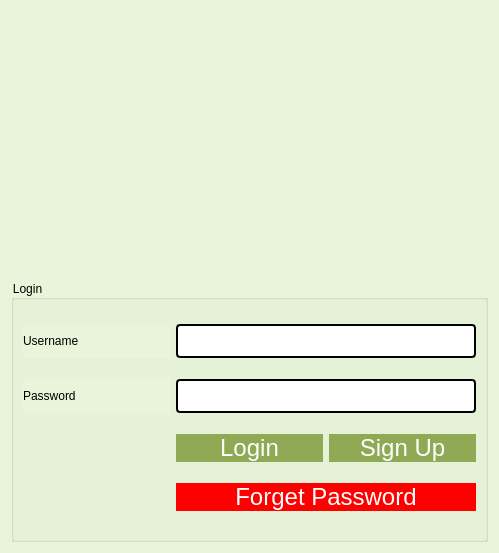
Before: the Qt Designer form Login.ui in salmajaghoua23/Library, drawn with Qt 5.
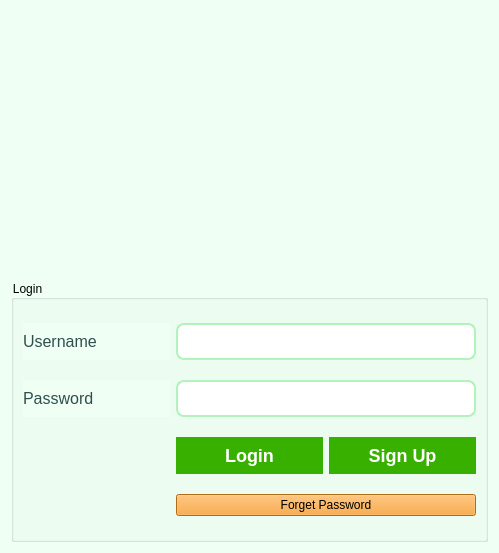
After: the same form once the commit is applied. Icons and pictures are not drawn.

Patch:
```diff
--- a/Login.ui
+++ b/Login.ui
@@ -14,7 +14,13 @@
    <string>Dialog</string>
   </property>
   <property name="styleSheet">
-   <string notr="true">background-color:#e9f5db;</string>
+   <string notr="true">QDialog {
+    background-color: #f0fff4; /* vert très doux, positif */
+    font-family: &quot;Segoe UI&quot;, sans-serif;
+    font-size: 16px;
+    color: #2f4f4f;
+}
+</string>
   </property>
   <layout class="QVBoxLayout" name="verticalLayout">
    <item>
@@ -63,7 +69,7 @@
       <string notr="true">font: 16pt &quot;georgia&quot;;
 border-color: #007200;
 color: black;
-background-color:#e9f5db;</string>
+background-color:#f0fff4;</string>
      </property>
      <property name="title">
       <string>Login</string>
@@ -72,7 +78,12 @@
       <item row="2" column="0">
        <widget class="QLabel" name="label_6">
         <property name="styleSheet">
-         <string notr="true">font: 14pt &quot;georgia&quot;;</string>
+         <string notr="true">QLabel {
+    font-family: &quot;Segoe UI&quot;, sans-serif;
+    font-size: 16px;
+    color: #2f4f4f;
+}
+</string>
         </property>
         <property name="text">
          <string>Password</string>
@@ -82,12 +93,25 @@
       <item row="2" column="1" colspan="2">
        <widget class="QLineEdit" name="password">
         <property name="styleSheet">
-         <string notr="true">QLineEdit{
-	background-color: rgb(255, 255, 255);
-	 border: 2px  solid;
-     border-radius: 4px;
-	font:24px
-}</string>
+         <string notr="true">QLineEdit {
+    background-color: #ffffff;
+    border: 2px solid #b2f2bb;
+    border-radius: 8px;
+    padding: 6px 10px;
+    font-size: 16px;
+    color: #2f4f4f;
+    transition: all 0.3s ease-in-out;
+}
+QLineEdit:hover {
+    border: 2px solid #51cf66;
+    background-color: #f8f9fa;
+}
+QLineEdit:focus {
+    border: 2px solid #38d9a9;
+    background-color: #ffffff;
+    color: #1b4332;
+}
+</string>
         </property>
         <property name="echoMode">
          <enum>QLineEdit::EchoMode::Password</enum>
@@ -100,33 +124,23 @@
          <bool>true</bool>
         </property>
         <property name="styleSheet">
-         <string notr="true">QPushButton{
-border-radius:15px;
-
-padding : 0 4px;
-background: #90a955;
-border -radius:15px;
-color: rgb(255, 255, 255);
-font: 24px;
+         <string notr="true">QPushButton {
+    background-color: #38b000;
+    color: white;
+    border: none;
+    border-radius: 20px;
+    padding: 8px 16px;
+    font-size: 18px;
+    font-weight: bold;
 }
-QPushButton:hover:!pressed
-
-{
-background:#57cc99;
+QPushButton:hover {
+    background-color: #70e000;
 }
-QToolButton
-{
-
-border-radius:10px;
-bacground:red;
-color:red;
+QPushButton:pressed {
+    background-color: #008000;
+    font-size: 17px;
 }
-
-QPushButton:pressed
-{
-              font-size: 19px;
-              transition: 0.9s; 
-}</string>
+</string>
         </property>
         <property name="text">
          <string>Login</string>
@@ -142,33 +156,23 @@
       <item row="3" column="2">
        <widget class="QPushButton" name="signUpButton">
         <property name="styleSheet">
-         <string notr="true">QPushButton{
-border-radius:15px;
-
-padding : 0 4px;
-background: #90a955;
-border -radius:15px;
-color: rgb(255, 255, 255);
-font: 24px;
+         <string notr="true">QPushButton {
+    background-color: #38b000;
+    color: white;
+    border: none;
+    border-radius: 20px;
+    padding: 8px 16px;
+    font-size: 18px;
+    font-weight: bold;
 }
-QPushButton:hover:!pressed
-
-{
-background:#57cc99;
+QPushButton:hover {
+    background-color: #70e000;
 }
-QToolButton
-{
-
-border-radius:10px;
-bacground:red;
-color:red;
+QPushButton:pressed {
+    background-color: #008000;
+    font-size: 17px;
 }
-
-QPushButton:pressed
-{
-              font-size: 19px;
-              transition: 0.9s; 
-}</string>
+</string>
         </property>
         <property name="text">
          <string>Sign Up</string>
@@ -181,33 +185,13 @@
          <enum>Qt::FocusPolicy::ClickFocus</enum>
         </property>
         <property name="styleSheet">
-         <string notr="true">QPushButton{
-border-radius:15px;
-
-padding : 0 4px;
-background:red;
-border -radius:15px;
-color: rgb(255, 255, 255);
-font: 24px;
+         <string notr="true">#forgetPasswdBtn {
+    background-color: #f8961e;
 }
-QPushButton:hover:!pressed
-
-{
-background:#57cc99;
+#forgetPasswdBtn:hover {
+    background-color: red;
 }
-QToolButton
-{
-
-border-radius:10px;
-bacground:red;
-color:red;
-}
-
-QPushButton:pressed
-{
-              font-size: 19px;
-              transition: 0.9s; 
-}</string>
+</string>
         </property>
         <property name="text">
          <string>Forget Password</string>
@@ -217,7 +201,12 @@
       <item row="1" column="0">
        <widget class="QLabel" name="label_7">
         <property name="styleSheet">
-         <string notr="true">font: 14pt &quot;georgia&quot;;</string>
+         <string notr="true">QLabel {
+    font-family: &quot;Segoe UI&quot;, sans-serif;
+    font-size: 16px;
+    color: #2f4f4f;
+}
+</string>
         </property>
         <property name="text">
          <string>Username</string>
@@ -227,12 +216,25 @@
       <item row="1" column="1" colspan="2">
        <widget class="QLineEdit" name="username">
         <property name="styleSheet">
-         <string notr="true">QLineEdit{
-	background-color: rgb(255, 255, 255);
-	 border: 2px  solid;
-     border-radius: 4px;
-	font: 24px
-}</string>
+         <string notr="true">QLineEdit {
+    background-color: #ffffff;
+    border: 2px solid #b2f2bb;
+    border-radius: 8px;
+    padding: 6px 10px;
+    font-size: 16px;
+    color: #2f4f4f;
+    transition: all 0.3s ease-in-out;
+}
+QLineEdit:hover {
+    border: 2px solid #51cf66;
+    background-color: #f8f9fa;
+}
+QLineEdit:focus {
+    border: 2px solid #38d9a9;
+    background-color: #ffffff;
+    color: #1b4332;
+}
+</string>
         </property>
        </widget>
       </item>
```
